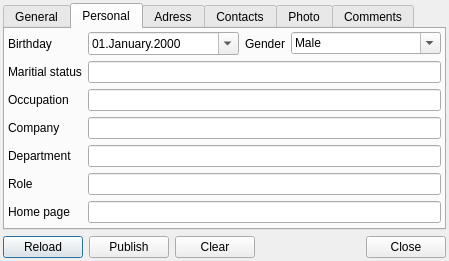
The window that Vacuum/trunk/src/plugins/vcard/vcarddialog.ui (vacuum-im/vacuum-im) describes before a commit, drawn with Qt 5.
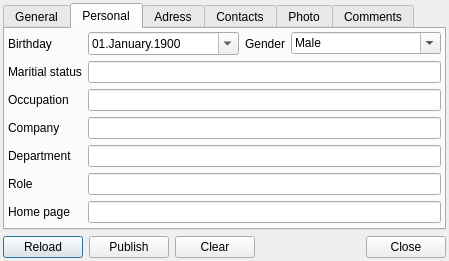
The same window after the commit. The open tabs and pages were chosen to show the change.

The edit to the form file:
```diff
--- a/Vacuum/trunk/src/plugins/vcard/vcarddialog.ui
+++ b/Vacuum/trunk/src/plugins/vcard/vcarddialog.ui
@@ -121,14 +121,6 @@
       </layout>
      </widget>
      <widget class="QWidget" name="tabPersonal" >
-      <property name="geometry" >
-       <rect>
-        <x>0</x>
-        <y>0</y>
-        <width>439</width>
-        <height>186</height>
-       </rect>
-      </property>
       <property name="autoFillBackground" >
        <bool>false</bool>
       </property>
@@ -159,6 +151,26 @@
              <verstretch>0</verstretch>
             </sizepolicy>
            </property>
+           <property name="dateTime" >
+            <datetime>
+             <hour>0</hour>
+             <minute>0</minute>
+             <second>0</second>
+             <year>1900</year>
+             <month>1</month>
+             <day>1</day>
+            </datetime>
+           </property>
+           <property name="minimumDateTime" >
+            <datetime>
+             <hour>0</hour>
+             <minute>0</minute>
+             <second>0</second>
+             <year>1900</year>
+             <month>1</month>
+             <day>1</day>
+            </datetime>
+           </property>
            <property name="displayFormat" >
             <string>dd.MMMM.yyyy</string>
            </property>
```
Left out of the diff: 40 changed lines with no effect on the pictures.
